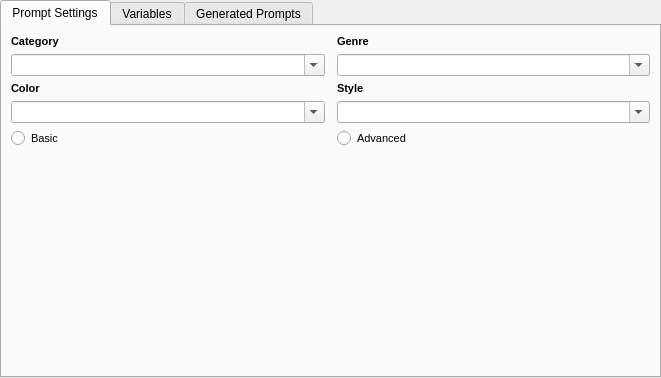
This is src/airunner/pyqt/widgets/prompt_builder/prompt_builder_form.ui in Capsize-Games/airunner as Qt 5 draws it before an edit. The edited form follows.
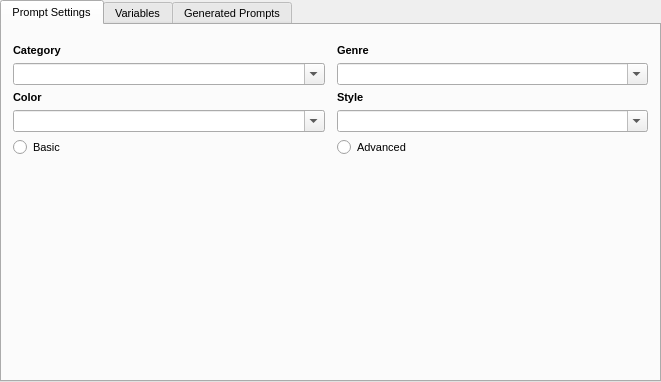
This is the edited form.

Commit message: updates to prompt builder widget design

Diff of the .ui file:
```diff
--- a/src/airunner/pyqt/widgets/prompt_builder/prompt_builder_form.ui
+++ b/src/airunner/pyqt/widgets/prompt_builder/prompt_builder_form.ui
@@ -7,7 +7,7 @@
     <x>0</x>
     <y>0</y>
     <width>661</width>
-    <height>378</height>
+    <height>382</height>
    </rect>
   </property>
   <property name="windowTitle">
@@ -28,6 +28,11 @@
    </property>
    <item row="1" column="0">
     <widget class="QTabWidget" name="tabWidget">
+     <property name="font">
+      <font>
+       <pointsize>8</pointsize>
+      </font>
+     </property>
      <property name="currentIndex">
       <number>0</number>
      </property>
@@ -36,6 +41,21 @@
        <string>Prompt Settings</string>
       </attribute>
       <layout class="QGridLayout" name="gridLayout_4">
+       <property name="leftMargin">
+        <number>11</number>
+       </property>
+       <property name="topMargin">
+        <number>19</number>
+       </property>
+       <property name="rightMargin">
+        <number>11</number>
+       </property>
+       <property name="bottomMargin">
+        <number>9</number>
+       </property>
+       <property name="verticalSpacing">
+        <number>6</number>
+       </property>
        <item row="0" column="0">
         <widget class="QLabel" name="label_2">
          <property name="sizePolicy">
@@ -109,7 +129,7 @@
          </property>
          <property name="font">
           <font>
-           <pointsize>9</pointsize>
+           <pointsize>8</pointsize>
           </font>
          </property>
          <property name="editable">
@@ -176,7 +196,7 @@
          </property>
          <property name="font">
           <font>
-           <pointsize>9</pointsize>
+           <pointsize>8</pointsize>
           </font>
          </property>
          <property name="editable">
@@ -212,7 +232,7 @@
          </property>
          <property name="font">
           <font>
-           <pointsize>9</pointsize>
+           <pointsize>8</pointsize>
           </font>
          </property>
          <property name="editable">
@@ -242,7 +262,7 @@
          </property>
          <property name="font">
           <font>
-           <pointsize>9</pointsize>
+           <pointsize>8</pointsize>
           </font>
          </property>
          <property name="editable">
```
Left out of the diff: 28 changed lines with no effect on the pictures.
